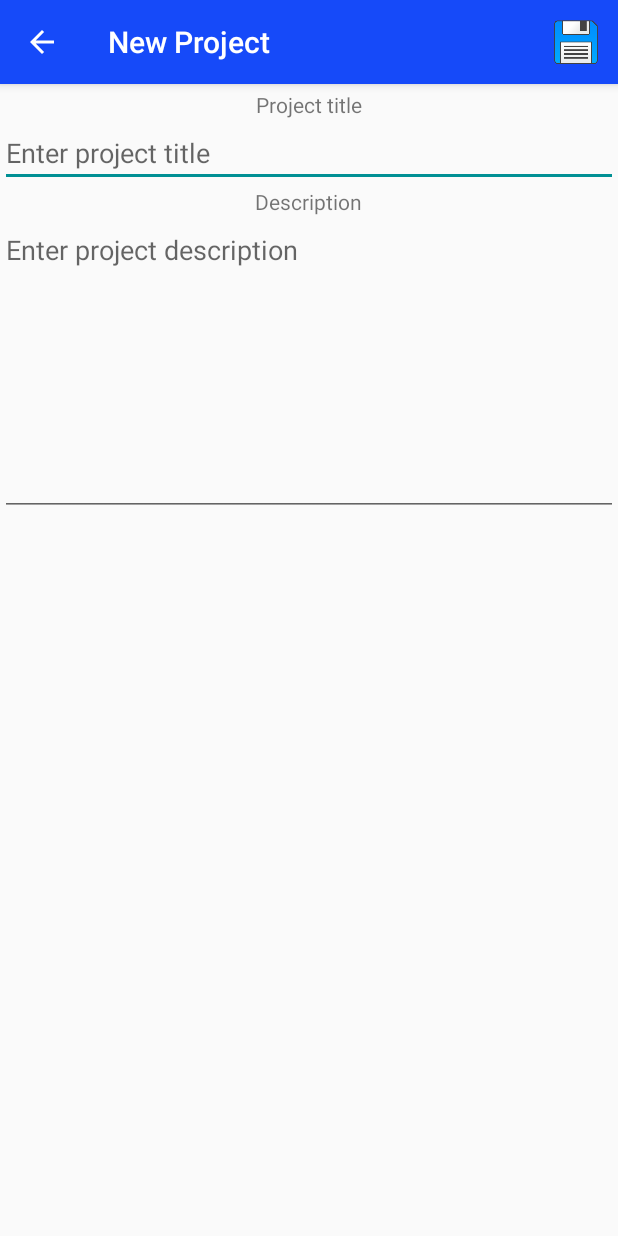
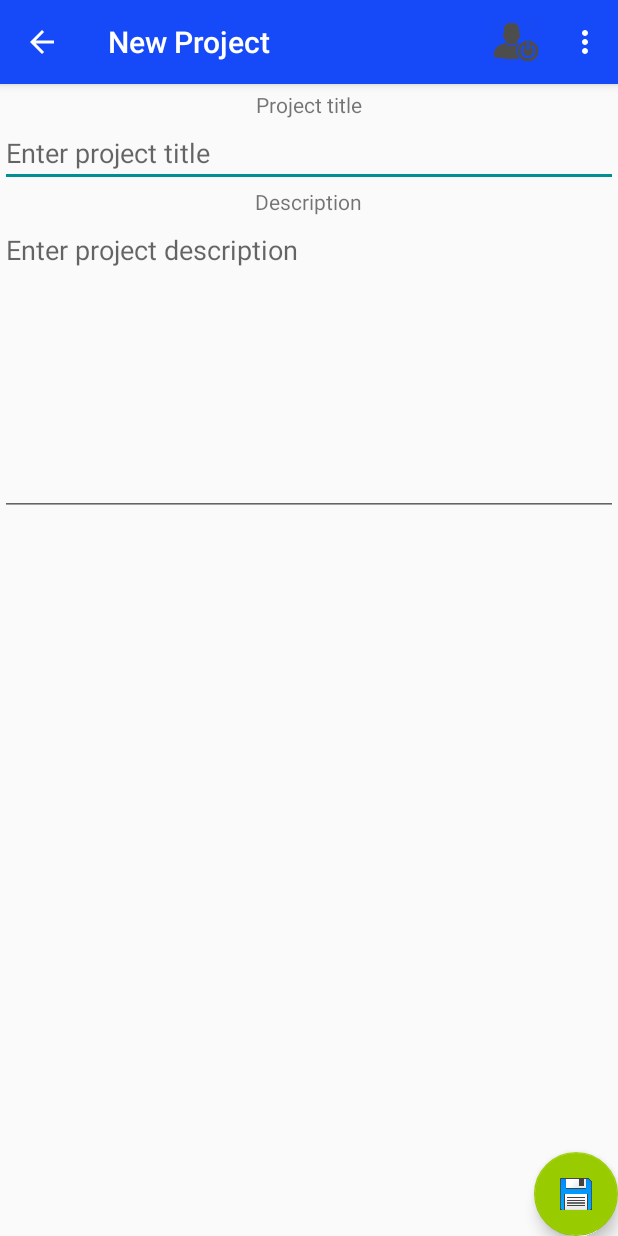
Before and after one commit to jbs2706/ActorTemplateApp_Android, an Android app: the CreateProject screen opened directly, with no data from a screen before it, on a phone screen of 412 x 824 dp. Run offline under Robolectric (Android 15) with nearby library versions, the phone set to English and light mode, and no system bars; our stand-ins replace Firebase (no records; nobody signed in at launch, a user with empty details on screens opened directly).

Commit message:
laatste aanpassingen. FABs toegevoegd.

```diff
--- a/app/src/main/java/nl/hu/fed/actortemplateapp/activity/CreateProject.java
+++ b/app/src/main/java/nl/hu/fed/actortemplateapp/activity/CreateProject.java
@@ -1,12 +1,15 @@
 package nl.hu.fed.actortemplateapp.activity;
 
+import android.content.Intent;
 import android.content.SharedPreferences;
 import android.os.Bundle;
+import android.support.design.widget.FloatingActionButton;
 import android.support.v7.app.AppCompatActivity;
 import android.support.v7.widget.Toolbar;
 import android.text.TextUtils;
 import android.view.Menu;
 import android.view.MenuItem;
+import android.view.View;
 import android.widget.EditText;
 import android.widget.Toast;
 
@@ -16,13 +19,13 @@ import com.google.firebase.database.FirebaseDatabase;
 import nl.hu.fed.actortemplateapp.R;
 import nl.hu.fed.actortemplateapp.domain.Project;
 
-public class CreateProject extends AppCompatActivity {
+public class CreateProject extends BaseActivity {
     private EditText titleET, descriptionET;
     private DatabaseReference mDatabase;
     private static final String TAG = "CreateProject";
 
     @Override
-    protected void onCreate(Bundle savedInstanceState) {
+    public void onCreate(Bundle savedInstanceState) {
         super.onCreate(savedInstanceState);
         setContentView(R.layout.activity_create_project);
         Toolbar toolbar = (Toolbar) findViewById(R.id.toolbar);
@@ -32,26 +35,13 @@ public class CreateProject extends AppCompatActivity {
         titleET = (EditText) findViewById(R.id.aCreateProject_titleEt);
         descriptionET = (EditText) findViewById(R.id.aCreateProject_descriptionEt);
         mDatabase =  FirebaseDatabase.getInstance().getReference();
-    }
 
+        FloatingActionButton saveFab = (FloatingActionButton) findViewById(R.id.aCreateProject_saveFab);
+        saveFab.setOnClickListener(new View.OnClickListener() {
             @Override
-    public boolean onCreateOptionsMenu(Menu menu) {
-        // Inflate the menu; this adds items to the action bar if it is present.
-        getMenuInflater().inflate(R.menu.menu_create, menu);
-        return true;
-    }
-
-    @Override
-    public boolean onOptionsItemSelected(MenuItem item) {
-        // Handle action bar item clicks here. The action bar will
-        // automatically handle clicks on the Home/Up button, so long
-        // as you specify a parent activity in AndroidManifest.xml.
-        int id = item.getItemId();
-
-        //noinspection SimplifiableIfStatement
-        if (id == R.id.saveItem) {
+            public void onClick(View view) {
                 if(TextUtils.isEmpty(titleET.getText().toString())) { //valideer projectnaam
-                Toast.makeText(this, this.getString(R.string.emptyProjectName), Toast.LENGTH_SHORT).show();
+                    Toast.makeText(getApplicationContext(), getApplicationContext().getString(R.string.emptyProjectName), Toast.LENGTH_SHORT).show();
                 }
                 else {
                     Project project = new Project();
@@ -67,8 +57,6 @@ public class CreateProject extends AppCompatActivity {
                     finish();
                 }
             }
-
-        return super.onOptionsItemSelected(item);
+        });
     }
-
 }
--- a/app/src/main/res/layout/activity_create_project.xml
+++ b/app/src/main/res/layout/activity_create_project.xml
@@ -26,7 +26,8 @@
         android:layout_height="match_parent"
         android:gravity="center_horizontal"
         android:layout_marginTop="60dp"
-        android:orientation="vertical" >
+        android:orientation="vertical"
+        android:id="@+id/linearLayout">
 
         <TextView android:text="@string/projectName"
             android:id="@+id/aCreateProject_titleTv"
@@ -55,4 +56,16 @@
 
     </LinearLayout>
 
+    <android.support.design.widget.FloatingActionButton
+        android:layout_width="wrap_content"
+        android:layout_height="wrap_content"
+        android:clickable="true"
+        app:fabSize="normal"
+        app:srcCompat="@drawable/save"
+        android:id="@+id/aCreateProject_saveFab"
+        app:layout_anchor="@+id/linearLayout"
+        app:layout_anchorGravity="bottom|right"
+        android:layout_gravity="top|left"
+        app:backgroundTint="@android:color/holo_green_light" />
+
 </android.support.design.widget.CoordinatorLayout>
```
Also changed, not shown: app/src/main/java/nl/hu/fed/actortemplateapp/activity/CreateActor.java (+10 -19 lines), app/src/main/java/nl/hu/fed/actortemplateapp/activity/CreatePerson.java (+31 -45 lines), app/src/main/res/layout/activity_create_actor.xml (+14 -1 lines), app/src/main/res/layout/activity_create_person.xml (+14 -1 lines). Lines whose indentation alone changed are shown as unchanged.
